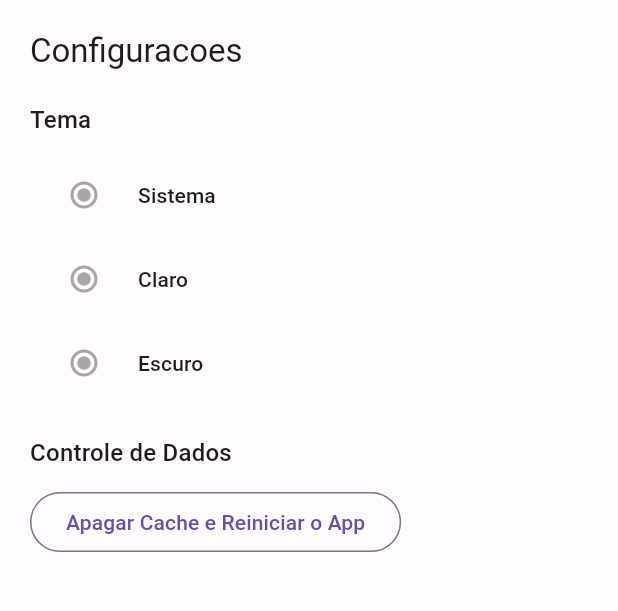
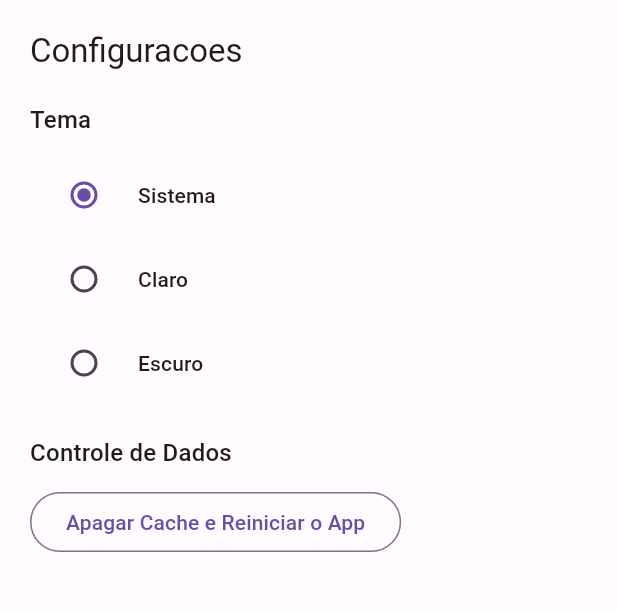
Before and after one commit to hadrianus-dev/list-app, a Flutter app: the ConfigurationPage screen opened by its route, on a phone screen of 412 x 824 dp, the part 84-695 px from its top. Run offline on Flutter 3.47's test engine with Material 2 defaults, Android fonts, the phone set to English and light mode, and no system bars; our stand-ins replace flutter_modular.

Commit message:
filtering state to change theme mode

```diff
--- a/app/lib/src/configuration/configuration_page.dart
+++ b/app/lib/src/configuration/configuration_page.dart
@@ -1,4 +1,7 @@
 import 'package:flutter/material.dart';
+import 'package:flutter_modular/flutter_modular.dart';
+
+import '../shared/stores/app_store.dart';
 
 class ConfigurationPage extends StatefulWidget {
   const ConfigurationPage({super.key});
@@ -10,6 +13,10 @@ class ConfigurationPage extends StatefulWidget {
 class _ConfigurationPageState extends State<ConfigurationPage> {
   @override
   Widget build(BuildContext context) {
+    final appStore = context.watch<AppStore>(
+      (store) => store.themeMode,
+    );
+
     return Scaffold(
       appBar: AppBar(
         title: const Text('LISTINHA'),
@@ -35,30 +42,36 @@ class _ConfigurationPageState extends State<ConfigurationPage> {
             ),
             RadioListTile<ThemeMode>(
               value: ThemeMode.system,
-              groupValue: ThemeMode.system,
+              groupValue: appStore.themeMode.value,
               title: Text(
                 'Sistema',
                 style: Theme.of(context).textTheme.titleSmall,
               ),
-              onChanged: null,
+              onChanged: (mode) {
+                appStore.themeMode.value = mode!;
+              },
             ),
             RadioListTile<ThemeMode>(
               value: ThemeMode.light,
-              groupValue: ThemeMode.light,
+              groupValue: appStore.themeMode.value,
               title: Text(
                 'Claro',
                 style: Theme.of(context).textTheme.titleSmall,
               ),
-              onChanged: null,
+              onChanged: (mode) {
+                appStore.themeMode.value = mode!;
+              },
             ),
             RadioListTile<ThemeMode>(
               value: ThemeMode.dark,
-              groupValue: ThemeMode.dark,
+              groupValue: appStore.themeMode.value,
               title: Text(
                 'Escuro',
                 style: Theme.of(context).textTheme.titleSmall,
               ),
-              onChanged: null,
+              onChanged: (mode) {
+                appStore.themeMode.value = mode!;
+              },
             ),
             const SizedBox(
               height: 20,
```
